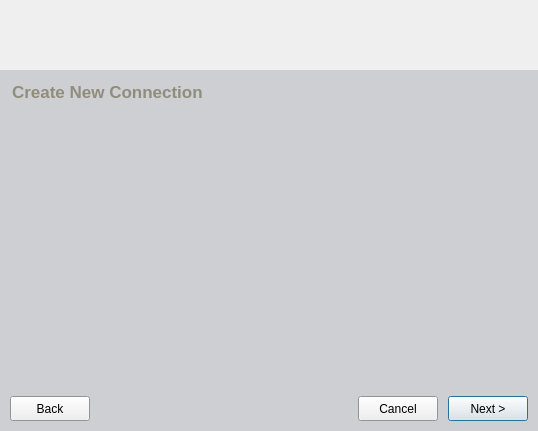
This is xsupplicant-ui/Skins/Default/ConnectionWizardWindow.ui in Zero3K/xsupplicant as Qt 5 draws it before an edit. The edited form follows.
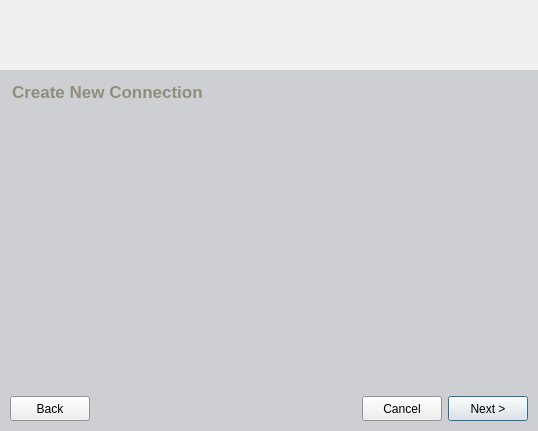
This is the edited form. Icons and pictures are not drawn.

The edit to the form file:
```diff
--- a/xsupplicant-ui/Skins/Default/ConnectionWizardWindow.ui
+++ b/xsupplicant-ui/Skins/Default/ConnectionWizardWindow.ui
@@ -516,7 +516,7 @@
         </property>
         <layout class="QHBoxLayout" >
          <property name="spacing" >
-          <number>10</number>
+          <number>6</number>
          </property>
          <property name="leftMargin" >
           <number>0</number>
```
